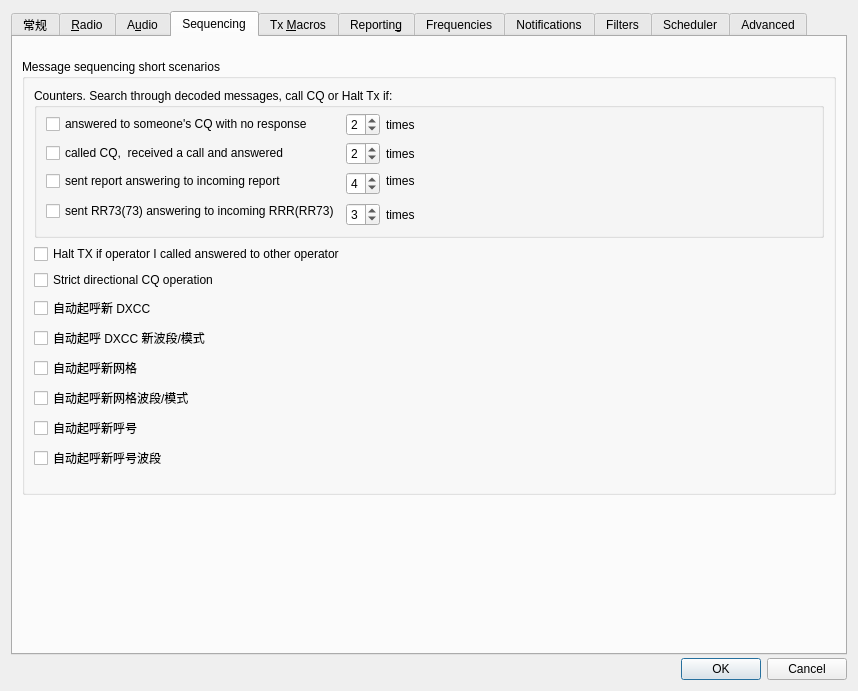
This is Configuration.ui in iCassius/JTDX_mod as Qt 5 draws it before an edit. The edited form follows.
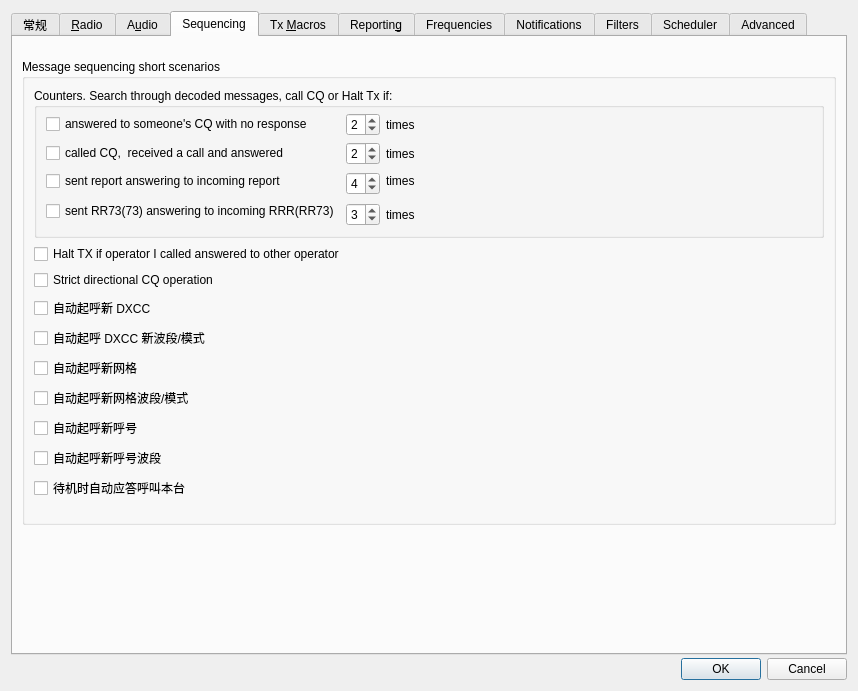
This is the edited form. The open tabs and pages were chosen to show the change.

Commit message: JTDX 2.2.159.2.4 add unattended directed-call answering

```diff
--- a/Configuration.ui
+++ b/Configuration.ui
@@ -2370,6 +2370,16 @@
                     </property>
                    </widget>
                   </item>
+                  <item row="12" column="0">
+                   <widget class="QCheckBox" name="autoAnswerDirectedCalls_check_box">
+                    <property name="toolTip">
+                     <string>AutoSeq 开启且无进行中 QSO 时，收到明确发给本台的标准消息后，自动选择呼叫方、同步发射周期、开启 Enable Tx，并遵循现有重试、停止和清除 DX 规则；不抢占进行中 QSO。仅响应 RCALL/RREPORT，不响应普通 CQ、free text 或孤立 RRR/RR73/73。</string>
+                    </property>
+                    <property name="text">
+                     <string>待机时自动应答呼叫本台</string>
+                    </property>
+                   </widget>
+                  </item>
                  </layout>
                 </item>
                 <item>
```
The commit also changes 16 other files.
